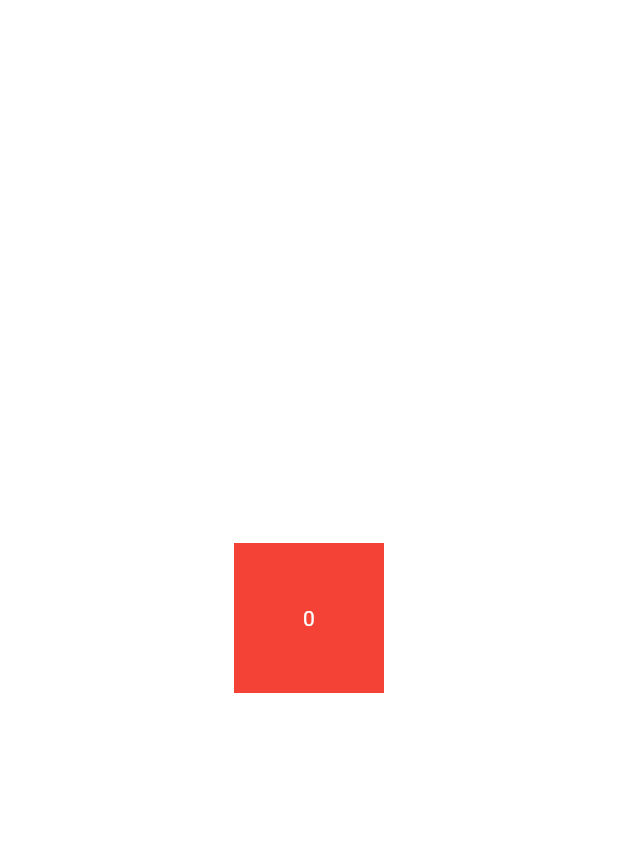
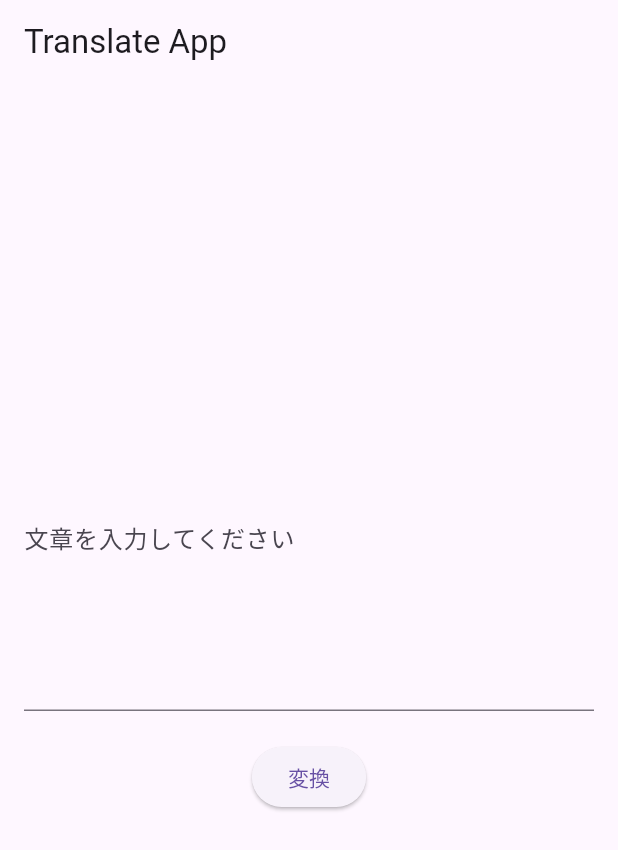
Before and after one commit to ShSato4JPN/flutter-practice, a Flutter app: the screen it shows after launch, on a phone screen of 412 x 824 dp. Shown: the top 850 px of the screen. Run offline on Flutter 3.47's test engine with Material 3 defaults, Android fonts, the phone set to English and light mode, and no system bars.

Commit message:
feat: add sample code

```diff
--- a/app/lib/main.dart
+++ b/app/lib/main.dart
@@ -1,42 +1,184 @@
+import 'package:http/http.dart' as http;
+import 'dart:convert';
 import 'package:flutter/material.dart';
-import 'package:flutter/rendering.dart';
 
 void main() {
-  runApp(const Center(
-    child: Counter(),
-  ));
+  runApp(const MyApp());
 }
 
-class Counter extends StatefulWidget {
-  const Counter({super.key});
+class MyApp extends StatelessWidget {
+  const MyApp({super.key});
 
   @override
-  State<Counter> createState() => _CounterState();
+  Widget build(BuildContext context) {
+    return const MaterialApp(
+      title: 'Translate App',
+      home: HomePage(),
+    );
+  }
 }
 
-class _CounterState extends State<Counter> {
-  int _count = 0;
+class HomePage extends StatefulWidget {
+  const HomePage({super.key});
 
-  void _increment() {
+  @override
+  State<StatefulWidget> createState() => _HomePageState();
+}
+
+class _HomePageState extends State<HomePage> {
+  String? _result;
+  bool _isLoading = false;
+
+  Future<void> _translate(String sentence) async {
     setState(() {
-      _count++;
+      _isLoading = true;
+    });
+    final url = Uri.parse('https://labs.goo.ne.jp/api/hiragana');
+    final headers = {'Content-Type': 'application/json'};
+    final body = json.encode({
+      // gooラボのWebサイトで取得したアプリケーションIDを<token>と置き換えてください
+      // https://labs.goo.ne.jp/apiusage/
+      'app_id': 'token',
+      'sentence': sentence,
+      'output_type': 'hiragana',
+    });
+    final response = await http.post(
+      url,
+      headers: headers,
+      body: body,
+    );
+    final responseJson = json.decode(response.body) as Map<String, dynamic>;
+
+    setState(() {
+      _result = responseJson['converted'];
+      _isLoading = false;
     });
   }
 
   @override
   Widget build(BuildContext context) {
-    return GestureDetector(
-      onTap: () {
-        _increment();
-      },
-      child: Container(
-        color: Colors.red,
-        width: 100,
-        height: 100,
-        child: Center(
-          child: Text('$_count', textDirection: TextDirection.ltr),
-        ),
+    return Scaffold(
+      appBar: AppBar(
+        title: const Text("Translate App"),
+      ),
+      body: _body(context),
+    );
+  }
+
+  Widget _body(BuildContext context) {
+    final result = _result;
+    if (result != null) {
+      return _Result(
+          sentence: result,
+          onTapBack: () {
+            setState(() {
+              _result = null;
+            });
+          });
+    } else if (_isLoading) {
+      return const _Loading();
+    } else {
+      return _InputForm(onSubmit: _translate);
+    }
+  }
+}
+
+class _InputForm extends StatefulWidget {
+  const _InputForm({super.key, required this.onSubmit});
+
+  final Function(String) onSubmit;
+  @override
+  State<StatefulWidget> createState() => _InputFormState();
+}
+
+class _InputFormState extends State<_InputForm> {
+  final _formKey = GlobalKey<FormState>();
+  final _textEditController = TextEditingController();
+
+  @override
+  Widget build(BuildContext context) {
+    return Form(
+      key: _formKey,
+      child: Column(
+        mainAxisAlignment: MainAxisAlignment.center,
+        children: [
+          Padding(
+            padding: const EdgeInsets.symmetric(horizontal: 16),
+            child: TextFormField(
+              controller: _textEditController,
+              maxLines: 5,
+              decoration: const InputDecoration(
+                hintText: '文章を入力してください',
+              ),
+              validator: (value) {
+                if (value == null || value.isEmpty) {
+                  return '文章が入力されていません';
+                }
+                return null;
+              },
+            ),
+          ),
+          const SizedBox(height: 20),
+          ElevatedButton(
+            onPressed: () {
+              final formState = _formKey.currentState!;
+              if (!formState.validate()) {
+                return;
+              }
+
+              widget.onSubmit(_textEditController.text);
+            },
+            child: const Text(
+              '変換',
+            ),
+          ),
+        ],
       ),
     );
   }
 }
+
+class _Loading extends StatelessWidget {
+  const _Loading({super.key});
+
+  @override
+  Widget build(BuildContext context) {
+    return const Center(
+      child: CircularProgressIndicator(),
+    );
+  }
+}
+
+class _Result extends StatelessWidget {
+  const _Result({
+    super.key,
+    required this.sentence,
+    required this.onTapBack,
+  });
+
+  final String sentence;
+  final void Function() onTapBack;
+
+  @override
+  Widget build(BuildContext context) {
+    return Container(
+      constraints: const BoxConstraints.expand(),
+      child: Column(
+        mainAxisAlignment: MainAxisAlignment.center,
+        children: [
+          Padding(
+            padding: const EdgeInsets.symmetric(horizontal: 16),
+            child: Text(sentence),
+          ),
+          const SizedBox(height: 20),
+          ElevatedButton(
+            onPressed: onTapBack,
+            child: const Text(
+              '再入力',
+            ),
+          ),
+        ],
+      ),
+    );
+  }
+}
```
Also changed, not shown: app/pubspec.yaml (+3 -7 lines), app/pubspec.lock, 1 other file.
